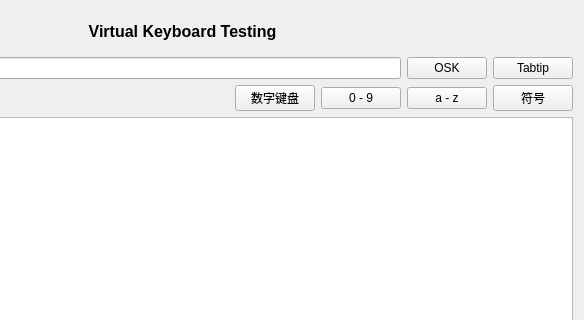
This is QtGuiApplicationTest/QtGuiApplicationTest/MiscellaneousQVirtualKeyboard.ui in xautshuanglong/QtLearningRepository as Qt 5 draws it before an edit; both pictures show x 219 to 803 and y 0 to 320 of the 803 by 711 pixel window. The edited form follows.
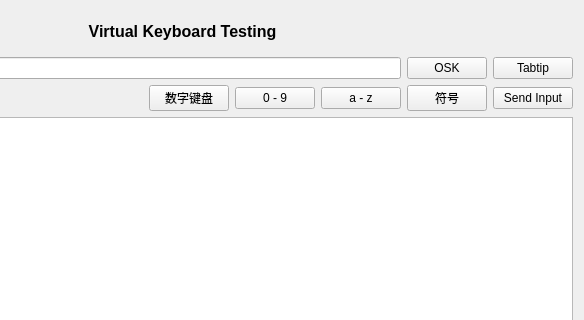
This is the edited form. Custom widgets are drawn as their Qt base class.

Commit message: Win API SendInput 可成功模拟键盘输入（暂未处理窗口焦点问题）

The edit to the form file:
```diff
--- a/QtGuiApplicationTest/QtGuiApplicationTest/MiscellaneousQVirtualKeyboard.ui
+++ b/QtGuiApplicationTest/QtGuiApplicationTest/MiscellaneousQVirtualKeyboard.ui
@@ -121,6 +121,13 @@
        </property>
       </widget>
      </item>
+     <item>
+      <widget class="QPushButton" name="btnSendInput">
+       <property name="text">
+        <string>Send Input</string>
+       </property>
+      </widget>
+     </item>
     </layout>
    </item>
    <item>
```
The commit also changes 2 other files.
